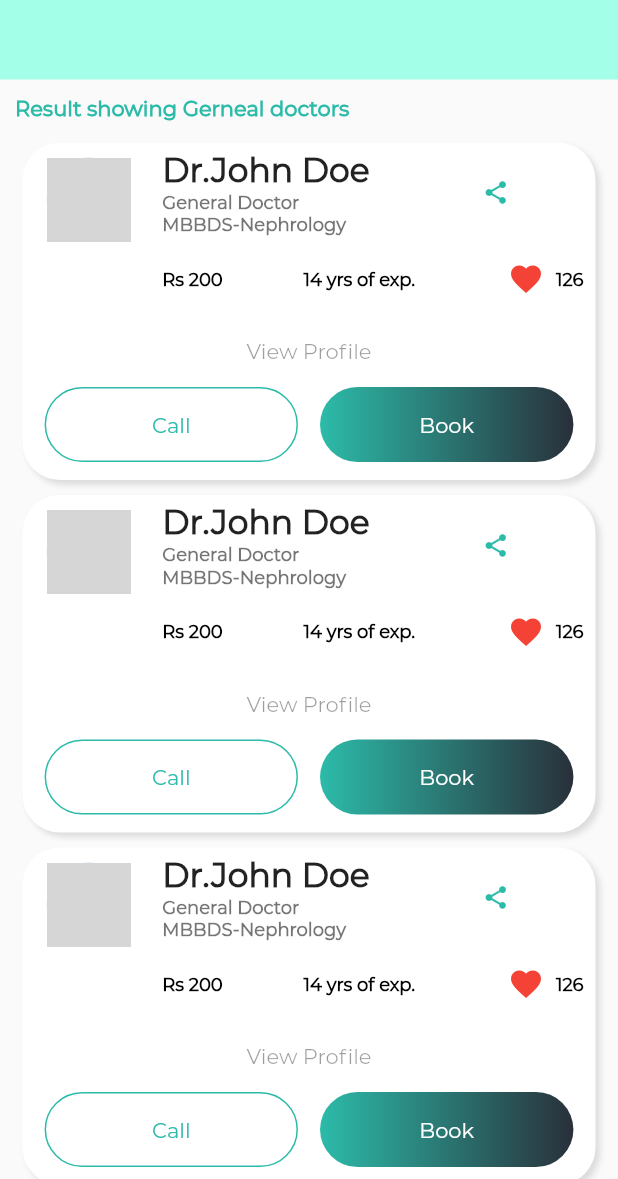
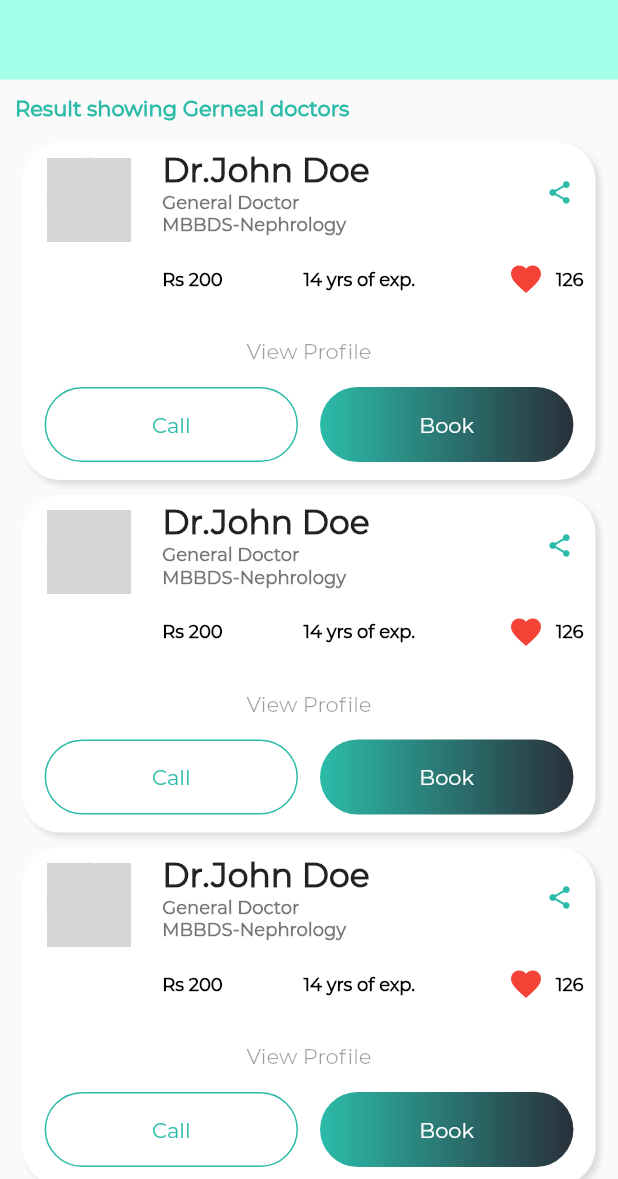
Before and after one commit to bhupesh7shakya/medico, a Flutter app: the DoctorList screen opened directly with empty values, on a phone screen of 412 x 824 dp, the part 57-1236 px from its top. Run offline on Flutter 3.47's test engine with Material 2 defaults, Android fonts, the phone set to English and light mode, and no system bars; our stand-ins replace flutter_svg; network calls fail; grey boxes are pictures that could not be loaded.

Commit message:
mirrnor debug

```diff
--- a/lib/Data/data.dart
+++ b/lib/Data/data.dart
@@ -1,41 +1,6 @@
 import 'package:medico/modals/modals.dart';
 
 List<Medicine> data = [
-  Medicine(
-      name: "Decold",
-      description: "15 Tabs per Packets",
-      price: 50,
-      vender: "Meds  Pharmacy pvt Ltd"),
-  Medicine(
-      name: "Decold",
-      description: "15 Tabs per Packets",
-      price: 50,
-      vender: "Meds  Pharmacy pvt Ltd"),
-  Medicine(
-      name: "Decold",
-      description: "15 Tabs per Packets",
-      price: 50,
-      vender: "Meds  Pharmacy pvt Ltd"),
-  Medicine(
-      name: "Decold",
-      description: "15 Tabs per Packets",
-      price: 50,
-      vender: "Meds  Pharmacy pvt Ltd"),
-  Medicine(
-      name: "Decold",
-      description: "15 Tabs per Packets",
-      price: 50,
-      vender: "Meds  Pharmacy pvt Ltd"),
-  Medicine(
-      name: "Decold",
-      description: "15 Tabs per Packets",
-      price: 50,
-      vender: "Meds  Pharmacy pvt Ltd"),
-  Medicine(
-      name: "Decold",
-      description: "15 Tabs per Packets",
-      price: 50,
-      vender: "Meds  Pharmacy pvt Ltd"),
   Medicine(
       name: "Decold",
       description: "15 Tabs per Packets",
--- a/lib/screens/doctorlist.dart
+++ b/lib/screens/doctorlist.dart
@@ -74,7 +74,7 @@ class _DoctorListState extends State<DoctorList> {
           ),
           Expanded(
             child: ListView.builder(
-              itemCount: 5,
+              itemCount: doctorData.length,
               itemBuilder: (context, index) {
                 return Padding(
                   padding:
@@ -173,6 +173,7 @@ class DoctorListCard extends StatelessWidget {
                     crossAxisAlignment: CrossAxisAlignment.start,
                     children: [
                       Row(
+                        mainAxisAlignment: MainAxisAlignment.spaceBetween,
                         children: [
                           Column(
                             crossAxisAlignment: CrossAxisAlignment.start,
@@ -200,13 +201,10 @@ class DoctorListCard extends StatelessWidget {
                               ),
                             ],
                           ),
-                          Padding(
-                            padding: const EdgeInsets.only(left: 60),
-                            child: IconButton(
-                                icon: Icon(Icons.share,
-                                    size: 18, color: Components.componenet),
-                                onPressed: null),
-                          )
+                          IconButton(
+                              icon: Icon(Icons.share,
+                                  size: 18, color: Components.componenet),
+                              onPressed: null),
                         ],
                       ),
                       SizedBox(
--- a/lib/screens/home.dart
+++ b/lib/screens/home.dart
@@ -93,7 +93,7 @@ class Home extends StatelessWidget {
                 ],
               ),
             ),
-          )
+          ),
         ],
       ),
       bottomNavigationBar: BottomNav(),
--- a/pubspec.yaml
+++ b/pubspec.yaml
@@ -29,6 +29,10 @@ dependencies:
   # Use with the CupertinoIcons class for iOS style icons.
   cupertino_icons: ^1.0.2
   flutter_svg: ^0.22.0
+  dio: ^4.0.0
+  flutter_polyline_points: ^0.2.6
+  google_maps_flutter: ^2.0.2
+
 dev_dependencies:
   flutter_test:
     sdk: flutter
```
Also changed, not shown: flutter_01.png (added), pubspec.lock.
